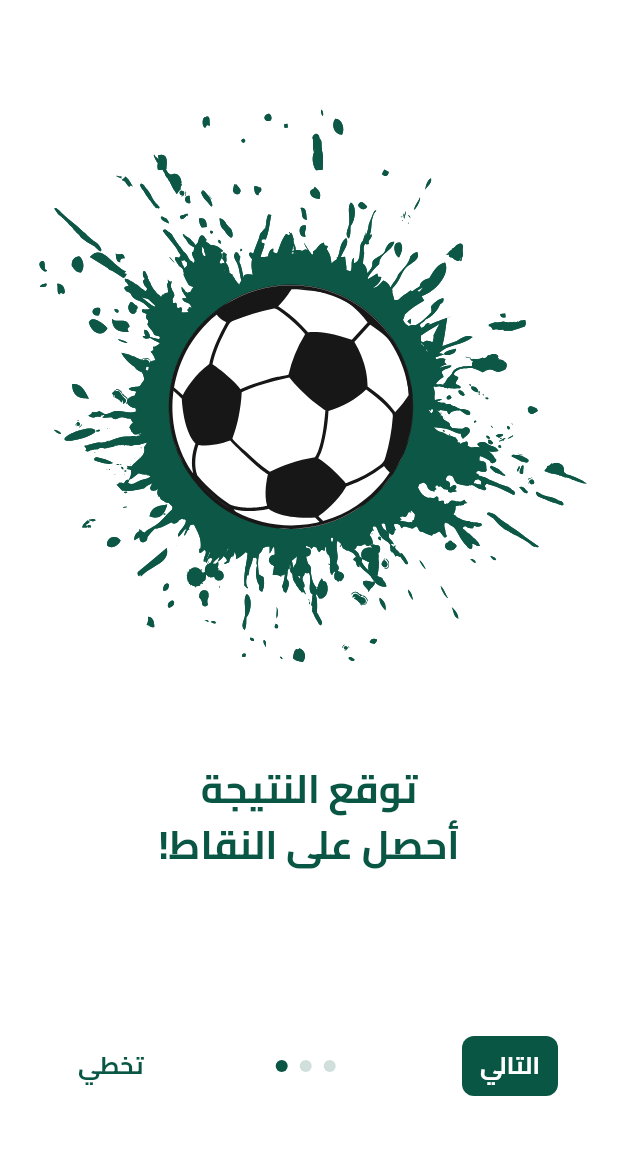
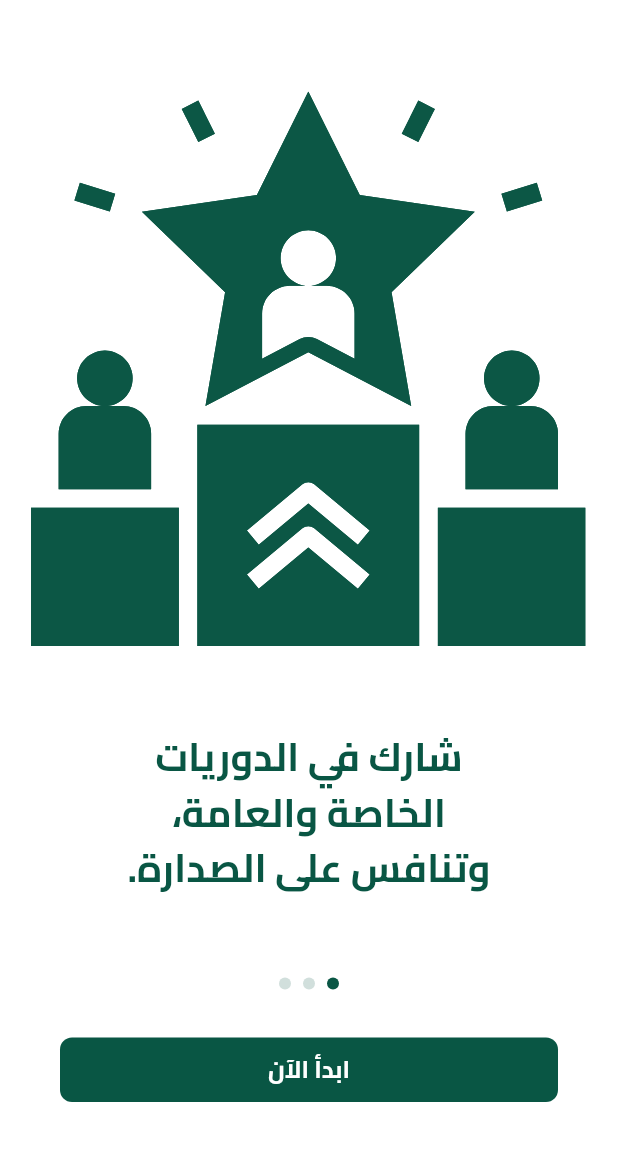
Before and after one commit to GeorgeNabilBolas/px_league, a Flutter app: the screen it shows after launch, after a tap on "تخطي", on a phone screen of 412 x 824 dp, the part 74-1235 px from its top. Run offline on Flutter 3.47's test engine with Material 3 defaults, Android fonts, the phone set to English and light mode, and no system bars; our stand-ins replace flutter_bloc, flutter_svg, go_router, shared_preferences; project files that could hold a hidden picture were left out.

Commit message:
complete onboarding page

```diff
--- a/lib/Core/constants/app_strings.dart
+++ b/lib/Core/constants/app_strings.dart
@@ -4,6 +4,7 @@ class AppStrings {
   static const onboarding1Title = "توقع النتيجة\nأحصل على النقاط!";
   static const onboarding2Title = "العب مع اصدقائك";
   static const onboarding3Title = "شارك في الدوريات\nالخاصة والعامة، \nوتنافس على الصدارة.";
+  static const getStarted = "ابدأ الآن";
   // Auth
   static const login = "تسجيل الدخول";
   static const next = "التالي";
--- /dev/null
+++ b/lib/Core/helpers/observer.dart
@@ -0,0 +1,35 @@
+import 'dart:developer';
+
+import 'package:flutter_bloc/flutter_bloc.dart';
+
+class AppObserver implements BlocObserver {
+  @override
+  void onChange(BlocBase bloc, Change change) {
+    log("onChange: ${bloc.runtimeType}, $change");
+  }
+
+  @override
+  void onClose(BlocBase bloc) {
+    log("onClose: ${bloc.runtimeType}");
+  }
+
+  @override
+  void onCreate(BlocBase bloc) {
+    log("onCreate: ${bloc.runtimeType}");
+  }
+
+  @override
+  void onError(BlocBase bloc, Object error, StackTrace stackTrace) {
+    log("onError: ${bloc.runtimeType}, $error");
+  }
+
+  @override
+  void onTransition(BlocBase bloc, Transition transition) {
+    log("onTransition: ${bloc.runtimeType}, $transition");
+  }
+
+  @override
+  void onEvent(Bloc bloc, Object? event) {
+    log("onEvent: ${bloc.runtimeType}, $event");
+  }
+}
--- a/lib/Core/routes/app_routes.dart
+++ b/lib/Core/routes/app_routes.dart
@@ -1,12 +1,26 @@
+import 'package:go_router/go_router.dart';
+import 'package:shared_preferences/shared_preferences.dart';
+
+import '../../Features/login/presentation/view/login_view.dart';
+import '../../Features/onboarding/presentation/view/onboarding_view.dart';
+
 class AppRoutes {
-  static const splash = "/splash";
-  static const login = "/login";
-  static const signup = "/signup";
-  static const resetPassword = "/reset-password";
-  static const home = "/home";
-  static const leaderboard = "/leaderboard";
-  static const tournaments = "/tournaments";
-  static const matches = "/matches";
-  static const profile = "/profile";
-  static const settings = "/settings";
+  static Future<GoRouter> createRouter() async {
+    final prefs = await SharedPreferences.getInstance();
+    final bool isOnboarded = prefs.getBool('isOnboarded') ?? false;
+
+    return GoRouter(
+      initialLocation: isOnboarded ? '/login' : '/onboarding',
+      routes: [
+        GoRoute(
+          path: '/onboarding',
+          builder: (context, state) => const OnboardingView(),
+        ),
+        GoRoute(
+          path: '/login',
+          builder: (context, state) => const LoginView(),
+        ),
+      ],
+    );
+  }
 }
--- /dev/null
+++ b/lib/Core/widgets/custom_button.dart
@@ -0,0 +1,38 @@
+import 'package:flutter/material.dart';
+
+class CustomButton extends StatelessWidget {
+  const CustomButton({
+    super.key,
+    required this.text,
+    required this.onTap,
+    this.width,
+    required this.textStyle,
+    required this.backgroundColor,
+  });
+
+  final String text;
+  final VoidCallback onTap;
+  final double? width;
+  final TextStyle textStyle;
+  final Color backgroundColor;
+  @override
+  Widget build(BuildContext context) {
+    return GestureDetector(
+      onTap: onTap,
+      child: Container(
+        margin: const EdgeInsets.symmetric(vertical: 40, horizontal: 40),
+        padding: const EdgeInsets.all(10),
+        width: width,
+        alignment: Alignment.center,
+        decoration: BoxDecoration(
+          color: backgroundColor,
+          borderRadius: BorderRadius.circular(8),
+        ),
+        child: Text(
+          text,
+          style: textStyle,
+        ),
+      ),
+    );
+  }
+}
--- /dev/null
+++ b/lib/Features/login/presentation/view/login_view.dart
@@ -0,0 +1,14 @@
+import 'package:flutter/material.dart';
+
+class LoginView extends StatelessWidget {
+  const LoginView({super.key});
+
+  @override
+  Widget build(BuildContext context) {
+    return const Scaffold(
+      body: Center(
+        child: Text('Login'),
+      ),
+    );
+  }
+}
--- a/lib/Features/onboarding/presentation/cubit/onboarding/onboarding_cubit.dart
+++ b/lib/Features/onboarding/presentation/cubit/onboarding/onboarding_cubit.dart
@@ -1,17 +1,44 @@
 import 'package:flutter_bloc/flutter_bloc.dart';
-
+import 'package:flutter/material.dart';
+import 'package:shared_preferences/shared_preferences.dart';
 import '../../../data/models/onboarding_model.dart';
 
 class OnboardingCubit extends Cubit<int> {
   OnboardingCubit() : super(0);
 
-  void changePage(int page) => emit(page);
+  late final PageController pageController = PageController();
 
   void nextPage() {
     if (state < onboardingModelList.length - 1) {
-      emit(state + 1);
+      pageController.nextPage(
+        duration: const Duration(milliseconds: 500),
+        curve: Curves.easeInOut,
+      );
     }
   }
 
-  void skip() => emit(onboardingModelList.length - 1);
+  void skipToEnd() {
+    pageController.animateToPage(
+      onboardingModelList.length - 1,
+      duration: const Duration(milliseconds: 500),
+      curve: Curves.easeInOut,
+    );
+  }
+
+  void onPageChanged(int pageIndex) {
+    emit(pageIndex);
+  }
+
+  void getStarted() async {
+    final SharedPreferences prefs = await SharedPreferences.getInstance();
+    prefs.setBool('isOnboarded', true);
+  }
+
+  bool get isLastPage => state == onboardingModelList.length - 1;
+
+  @override
+  Future<void> close() {
+    pageController.dispose();
+    return super.close();
+  }
 }
--- a/lib/Features/onboarding/presentation/view/onboarding_view.dart
+++ b/lib/Features/onboarding/presentation/view/onboarding_view.dart
@@ -1,28 +1,26 @@
 import 'package:flutter/material.dart';
+import 'package:flutter_bloc/flutter_bloc.dart';
 
-import '../../data/models/onboarding_model.dart';
+import '../cubit/onboarding/onboarding_cubit.dart';
 import 'widgets/onboardin_appbar.dart';
-import 'widgets/onboarding_body/onboarding_body.dart';
-import 'widgets/onboarding_body/onboarding_page_view.dart';
-import 'widgets/onboarding_bottom_navigation_bar/onboarding_bottom_navigation_bar.dart';
+import 'widgets/onboarding_body.dart';
+import 'widgets/onboarding_bottom_navigation_bar.dart';
 
 class OnboardingView extends StatelessWidget {
   const OnboardingView({super.key});
 
   @override
   Widget build(BuildContext context) {
-    return Scaffold(
-      appBar: const OnboardingAppBar(),
-      body: Column(
-        children: [
-          Expanded(
-            child: OnboardingPageView(),
-          ),
-          const Padding(
-            padding: EdgeInsets.all(40),
-            child: OnboardingBottomNavigationBar(),
-          ),
-        ],
+    return BlocProvider(
+      create: (context) => OnboardingCubit(),
+      child: const Scaffold(
+        appBar: OnboardingAppBar(),
+        body: Column(
+          children: [
+            Expanded(child: OnboardingBody()),
+            OnboardingBottomNavigationBar(),
+          ],
+        ),
       ),
     );
   }
--- /dev/null
+++ b/lib/Features/onboarding/presentation/view/widgets/onboarding_body.dart
@@ -0,0 +1,27 @@
+import 'package:flutter/material.dart';
+import 'package:flutter_bloc/flutter_bloc.dart';
+
+import '../../../data/models/onboarding_model.dart';
+import '../../cubit/onboarding/onboarding_cubit.dart';
+import 'onboarding_body/onboarding_model_view.dart';
+
+class OnboardingBody extends StatelessWidget {
+  const OnboardingBody({
+    super.key,
+  });
+
+  @override
+  Widget build(BuildContext context) {
+    final onboardingCubit = context.read<OnboardingCubit>();
+    return PageView.builder(
+      onPageChanged: (value) => onboardingCubit.onPageChanged(value),
+      controller: onboardingCubit.pageController,
+      itemBuilder: (context, index) {
+        return OnboardingModelView(
+          onboardingModel: onboardingModelList[index],
+        );
+      },
+      itemCount: onboardingModelList.length,
+    );
+  }
+}
--- a/lib/Features/onboarding/presentation/view/widgets/onboarding_body/onboarding_body.dart
+++ b/lib/Features/onboarding/presentation/view/widgets/onboarding_body/onboarding_model_view.dart
@@ -4,8 +4,8 @@ import 'package:flutter_svg/flutter_svg.dart';
 import '../../../../../../Core/constants/app_text_styles.dart';
 import '../../../../data/models/onboarding_model.dart';
 
-class OnboardinBody extends StatelessWidget {
-  const OnboardinBody({
+class OnboardingModelView extends StatelessWidget {
+  const OnboardingModelView({
     super.key,
     required this.onboardingModel,
   });
--- a/lib/Features/onboarding/presentation/view/widgets/onboarding_body/onboarding_page_view.dart
+++ /dev/null
@@ -1,22 +0,0 @@
-import 'package:flutter/material.dart';
-
-import '../../../../data/models/onboarding_model.dart';
-import 'onboarding_body.dart';
-
-class OnboardingPageView extends StatelessWidget {
-  const OnboardingPageView({
-    super.key,
-  });
-
-  @override
-  Widget build(BuildContext context) {
-    return PageView.builder(
-      itemBuilder: (context, index) {
-        return OnboardinBody(
-          onboardingModel: onboardingModelList[index],
-        );
-      },
-      itemCount: onboardingModelList.length,
-    );
-  }
-}
--- /dev/null
+++ b/lib/Features/onboarding/presentation/view/widgets/onboarding_bottom_navigation_bar.dart
@@ -0,0 +1,20 @@
+import 'package:flutter/material.dart';
+
+import 'onboarding_bottom_navigation_bar/dot_seperator_builder.dart';
+import 'onboarding_bottom_navigation_bar/page_view_controller_bar.dart';
+
+class OnboardingBottomNavigationBar extends StatelessWidget {
+  const OnboardingBottomNavigationBar({
+    super.key,
+  });
+
+  @override
+  Widget build(BuildContext context) {
+    return const Stack(
+      children: [
+        DotSeperatorBuilder(),
+        PageViewControllerBar(),
+      ],
+    );
+  }
+}
--- /dev/null
+++ b/lib/Features/onboarding/presentation/view/widgets/onboarding_bottom_navigation_bar/dot_seperator_builder.dart
@@ -0,0 +1,24 @@
+import 'package:flutter/material.dart';
+import 'package:flutter_bloc/flutter_bloc.dart';
+
+import '../../../../data/models/onboarding_model.dart';
+import '../../../cubit/onboarding/onboarding_cubit.dart';
+import 'dot_widget.dart';
+
+class DotSeperatorBuilder extends StatelessWidget {
+  const DotSeperatorBuilder({
+    super.key,
+  });
+
+  @override
+  Widget build(BuildContext context) {
+    return Row(
+      spacing: 8,
+      mainAxisAlignment: MainAxisAlignment.center,
+      children: List.generate(
+        onboardingModelList.length,
+        (index) => DotWidget(isActive: index == context.watch<OnboardingCubit>().state),
+      ),
+    );
+  }
+}
--- /dev/null
+++ b/lib/Features/onboarding/presentation/view/widgets/onboarding_bottom_navigation_bar/dot_widget.dart
@@ -0,0 +1,22 @@
+import 'package:flutter/material.dart';
+
+import '../../../../../../Core/constants/app_colors.dart';
+
+class DotWidget extends StatelessWidget {
+  const DotWidget({
+    super.key,
+    required this.isActive,
+  });
+  final bool isActive;
+  @override
+  Widget build(BuildContext context) {
+    return Container(
+      height: 8,
+      width: 8,
+      decoration: BoxDecoration(
+        shape: BoxShape.circle,
+        color: isActive ? AppColors.darkGreen : AppColors.lightGreen,
+      ),
+    );
+  }
+}
--- /dev/null
+++ b/lib/Features/onboarding/presentation/view/widgets/onboarding_bottom_navigation_bar/get_started_button.dart
@@ -0,0 +1,28 @@
+import 'package:flutter/material.dart';
+import 'package:flutter_bloc/flutter_bloc.dart';
+import 'package:go_router/go_router.dart';
+import '../../../../../../Core/constants/app_colors.dart';
+import '../../../../../../Core/constants/app_strings.dart';
+import '../../../../../../Core/constants/app_text_styles.dart';
+import '../../../../../../Core/widgets/custom_button.dart';
+import '../../../cubit/onboarding/onboarding_cubit.dart';
+
+class GetStartedButton extends StatelessWidget {
+  const GetStartedButton({
+    super.key,
+  });
+
+  @override
+  Widget build(BuildContext context) {
+    return CustomButton(
+      textStyle: AppTextStyles.text16WhiteBold,
+      backgroundColor: AppColors.darkGreen,
+      text: AppStrings.getStarted,
+      onTap: () {
+        context.read<OnboardingCubit>().getStarted();
+        context.go('/login');
+      },
+      width: double.infinity,
+    );
+  }
+}
--- /dev/null
+++ b/lib/Features/onboarding/presentation/view/widgets/onboarding_bottom_navigation_bar/next_button.dart
@@ -0,0 +1,26 @@
+import 'package:flutter/material.dart';
+import 'package:flutter_bloc/flutter_bloc.dart';
+
+import '../../../../../../Core/constants/app_colors.dart';
+import '../../../../../../Core/constants/app_strings.dart';
+import '../../../../../../Core/constants/app_text_styles.dart';
+import '../../../../../../Core/widgets/custom_button.dart';
+import '../../../cubit/onboarding/onboarding_cubit.dart';
+
+class NextButton extends StatelessWidget {
+  const NextButton({
+    super.key,
+  });
+
+  @override
+  Widget build(BuildContext context) {
+    return CustomButton(
+      textStyle: AppTextStyles.text16WhiteBold,
+      backgroundColor: AppColors.darkGreen,
+      text: AppStrings.next,
+      onTap: () {
+        context.read<OnboardingCubit>().nextPage();
+      },
+    );
+  }
+}
--- a/lib/Features/onboarding/presentation/view/widgets/onboarding_bottom_navigation_bar/onboarding_bottom_navigation_bar.dart
+++ /dev/null
@@ -1,77 +0,0 @@
-import 'package:flutter/material.dart';
-
-import '../../../../../../Core/constants/app_colors.dart';
-import '../../../../../../Core/constants/app_strings.dart';
-import '../../../../../../Core/constants/app_text_styles.dart';
-
-class OnboardingBottomNavigationBar extends StatelessWidget {
-  const OnboardingBottomNavigationBar({
-    super.key,
-  });
-
-  @override
-  Widget build(BuildContext context) {
-    return Row(
-      mainAxisAlignment: MainAxisAlignment.spaceBetween,
-      children: [
-        TextButton(
-          style: ButtonStyle(
-            shape: WidgetStatePropertyAll(
-              RoundedRectangleBorder(borderRadius: BorderRadius.circular(8)),
-            ),
-            backgroundColor: WidgetStatePropertyAll(AppColors.white),
-          ),
-          onPressed: () {},
-          child: Text(
-            AppStrings.skip,
-            style: AppTextStyles.text16GreenBold,
-          ),
-        ),
-        Row(
-          children: [
-            Container(
-              margin: const EdgeInsets.only(right: 8),
-              height: 8,
-              width: 8,
-              decoration: const BoxDecoration(
-                shape: BoxShape.circle,
-                color: AppColors.darkGreen,
-              ),
-            ),
-            Container(
-              margin: const EdgeInsets.only(right: 8),
-              height: 8,
-              width: 8,
-              decoration: const BoxDecoration(
-                shape: BoxShape.circle,
-                color: AppColors.lightGreen,
-              ),
-            ),
-            Container(
-              margin: const EdgeInsets.only(right: 8),
-              height: 8,
-              width: 8,
-              decoration: const BoxDecoration(
-                shape: BoxShape.circle,
-                color: AppColors.lightGreen,
-              ),
-            ),
-          ],
-        ),
-        TextButton(
-          style: ButtonStyle(
-            shape: WidgetStatePropertyAll(
-              RoundedRectangleBorder(borderRadius: BorderRadius.circular(8)),
-            ),
-            backgroundColor: WidgetStatePropertyAll(AppColors.darkGreen),
-          ),
-          onPressed: () {},
-          child: Text(
-            AppStrings.next,
-            style: AppTextStyles.text16WhiteBold,
-          ),
-        ),
-      ],
-    );
-  }
-}
--- /dev/null
+++ b/lib/Features/onboarding/presentation/view/widgets/onboarding_bottom_navigation_bar/page_view_controller_bar.dart
@@ -0,0 +1,34 @@
+import 'package:flutter/material.dart';
+import 'package:flutter_bloc/flutter_bloc.dart';
+
+import '../../../cubit/onboarding/onboarding_cubit.dart';
+import 'get_started_button.dart';
+import 'next_button.dart';
+import 'skip_button.dart';
+
+class PageViewControllerBar extends StatelessWidget {
+  const PageViewControllerBar({
+    super.key,
+  });
+
+  @override
+  Widget build(BuildContext context) {
+    final onboardingCubit = context.read<OnboardingCubit>();
+
+    return BlocBuilder<OnboardingCubit, int>(
+      builder: (context, state) {
+        if (onboardingCubit.isLastPage) {
+          return const GetStartedButton();
+        } else {
+          return const Row(
+            mainAxisAlignment: MainAxisAlignment.spaceBetween,
+            children: [
+              SkipButton(),
+              NextButton(),
+            ],
+          );
+        }
+      },
+    );
+  }
+}
--- /dev/null
+++ b/lib/Features/onboarding/presentation/view/widgets/onboarding_bottom_navigation_bar/skip_button.dart
@@ -0,0 +1,26 @@
+import 'package:flutter/material.dart';
+import 'package:flutter_bloc/flutter_bloc.dart';
+
+import '../../../../../../Core/constants/app_colors.dart';
+import '../../../../../../Core/constants/app_strings.dart';
+import '../../../../../../Core/constants/app_text_styles.dart';
+import '../../../../../../Core/widgets/custom_button.dart';
+import '../../../cubit/onboarding/onboarding_cubit.dart';
+
+class SkipButton extends StatelessWidget {
+  const SkipButton({
+    super.key,
+  });
+
+  @override
+  Widget build(BuildContext context) {
+    return CustomButton(
+      textStyle: AppTextStyles.text16GreenBold,
+      backgroundColor: AppColors.white,
+      text: AppStrings.skip,
+      onTap: () {
+        context.read<OnboardingCubit>().skipToEnd();
+      },
+    );
+  }
+}
--- a/lib/main.dart
+++ b/lib/main.dart
@@ -1,17 +1,25 @@
 import 'package:flutter/material.dart';
 import 'Core/constants/app_colors.dart';
-import 'Features/onboarding/presentation/view/onboarding_view.dart';
+import 'Core/helpers/observer.dart';
+import 'Core/routes/app_routes.dart';
+import 'package:flutter_bloc/flutter_bloc.dart';
 
-void main() {
-  runApp(const MyApp());
+void main() async {
+  WidgetsFlutterBinding.ensureInitialized();
+  final router = await AppRoutes.createRouter();
+  Bloc.observer = AppObserver();
+  runApp(MyApp(router: router));
 }
 
 class MyApp extends StatelessWidget {
-  const MyApp({super.key});
+  const MyApp({super.key, required this.router});
+
+  final RouterConfig<Object> router;
 
   @override
   Widget build(BuildContext context) {
-    return MaterialApp(
+    return MaterialApp.router(
+      routerConfig: router,
       title: 'PX League',
       debugShowCheckedModeBanner: false,
       theme: ThemeData(
@@ -20,7 +28,6 @@ class MyApp extends StatelessWidget {
         scaffoldBackgroundColor: Colors.white,
         primaryColor: AppColors.darkGreen,
       ),
-      home: const OnboardingView(),
     );
   }
 }
--- a/pubspec.yaml
+++ b/pubspec.yaml
@@ -35,6 +35,8 @@ dependencies:
   flutter_launcher_icons: ^0.14.4
   flutter_native_splash: ^2.4.6
   flutter_svg: ^2.2.0
+  go_router: ^16.2.0
+  shared_preferences: ^2.5.3
 
 dev_dependencies:
   flutter_lints: ^6.0.0
```
Also changed, not shown: pubspec.lock, 1 other file.
